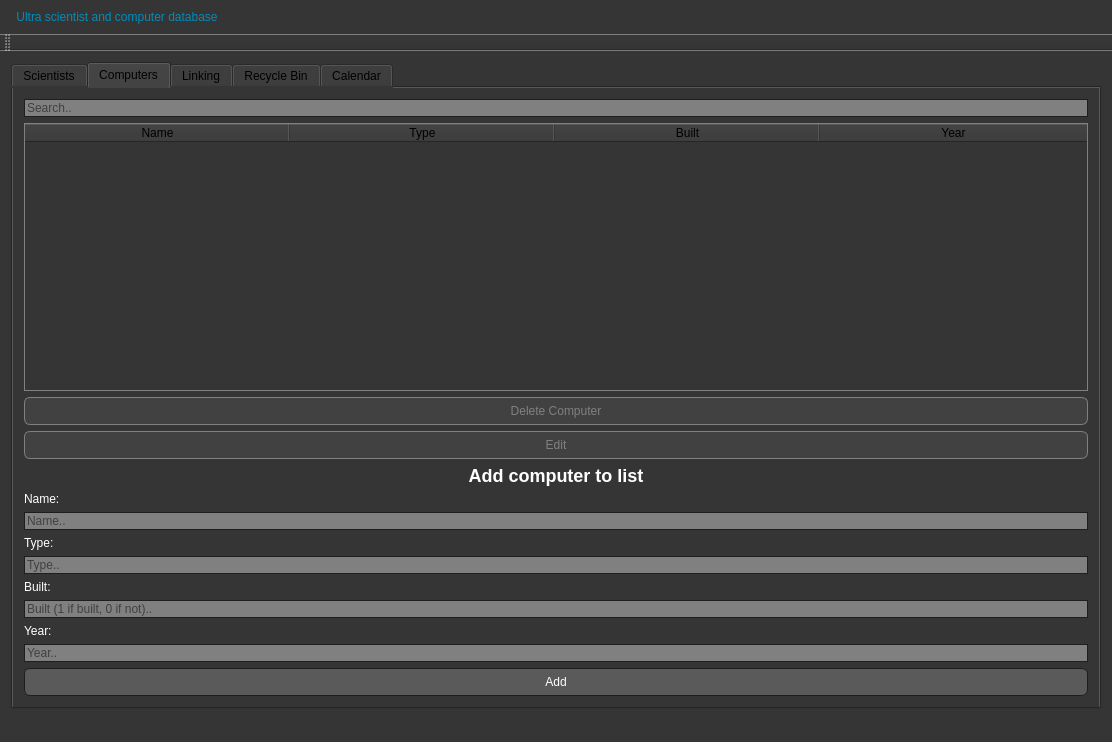
Qt form VerklegtNamskeidH3/mainwindow.ui (Eytor/VerklegtNamskeid) before a commit.
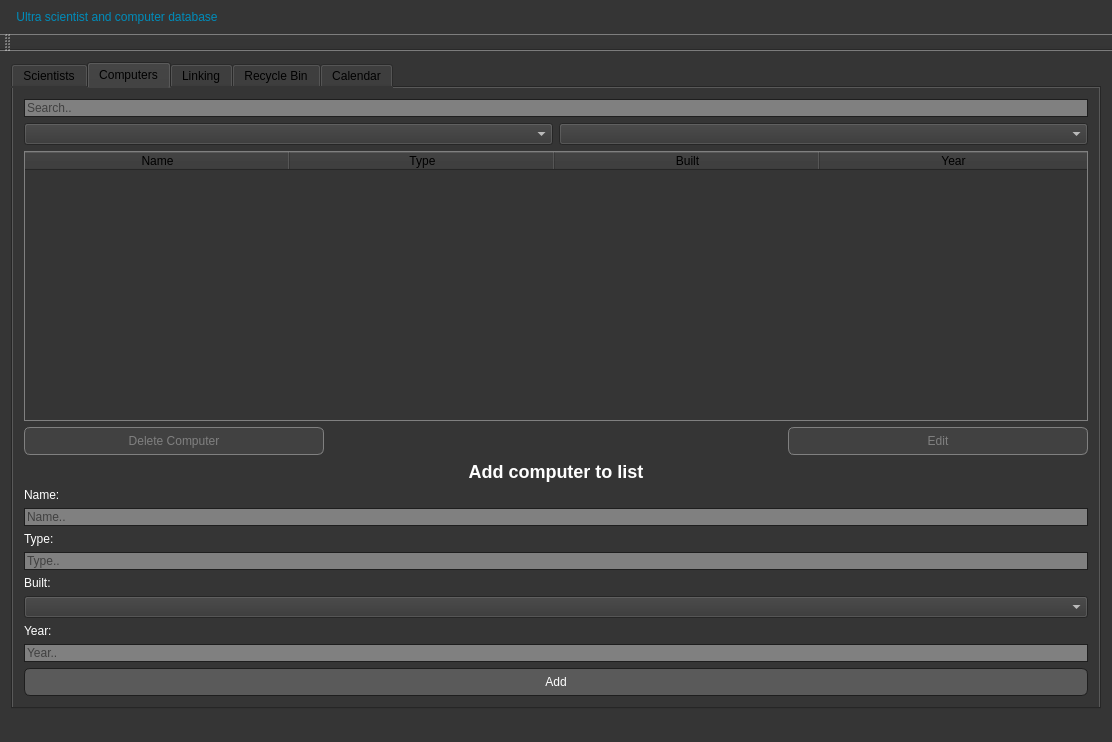
The same form after that commit. The open tabs and pages were chosen to show the change.

Commit message: ComboBox for if computer built

```diff
--- a/VerklegtNamskeidH3/mainwindow.ui
+++ b/VerklegtNamskeidH3/mainwindow.ui
@@ -495,6 +495,16 @@
           </property>
          </widget>
         </item>
+        <item>
+         <layout class="QHBoxLayout" name="horizontalLayout_13">
+          <item>
+           <widget class="QComboBox" name="computer_order_by_column"/>
+          </item>
+          <item>
+           <widget class="QComboBox" name="computer_order_by_asc_desc"/>
+          </item>
+         </layout>
+        </item>
         <item>
          <widget class="QTableWidget" name="computer_table">
           <property name="editTriggers">
@@ -538,24 +548,53 @@
          </widget>
         </item>
         <item>
+         <layout class="QHBoxLayout" name="horizontalLayout_11">
+          <item>
          <widget class="QPushButton" name="computer_delete">
           <property name="enabled">
            <bool>false</bool>
           </property>
+            <property name="minimumSize">
+             <size>
+              <width>300</width>
+              <height>0</height>
+             </size>
+            </property>
           <property name="text">
            <string>Delete Computer</string>
           </property>
          </widget>
         </item>
+          <item>
+           <spacer name="horizontalSpacer">
+            <property name="orientation">
+             <enum>Qt::Horizontal</enum>
+            </property>
+            <property name="sizeHint" stdset="0">
+             <size>
+              <width>40</width>
+              <height>20</height>
+             </size>
+            </property>
+           </spacer>
+          </item>
         <item>
          <widget class="QPushButton" name="computer_edit_button">
           <property name="enabled">
            <bool>false</bool>
           </property>
+            <property name="minimumSize">
+             <size>
+              <width>300</width>
+              <height>0</height>
+             </size>
+            </property>
           <property name="text">
            <string>Edit</string>
           </property>
          </widget>
+          </item>
+         </layout>
         </item>
         <item>
          <widget class="QLabel" name="label">
@@ -633,11 +672,7 @@
          </layout>
         </item>
         <item>
-         <widget class="QLineEdit" name="computer_built_input">
-          <property name="placeholderText">
-           <string>Built (1 if built, 0 if not).. </string>
-          </property>
-         </widget>
+         <widget class="QComboBox" name="computer_built_input"/>
         </item>
         <item>
          <layout class="QHBoxLayout" name="horizontalLayout_8">
```
Left out of the diff: 38 changed lines with no effect on the pictures. Lines whose indentation alone changed are shown as unchanged. The commit also changes 1 other file.
